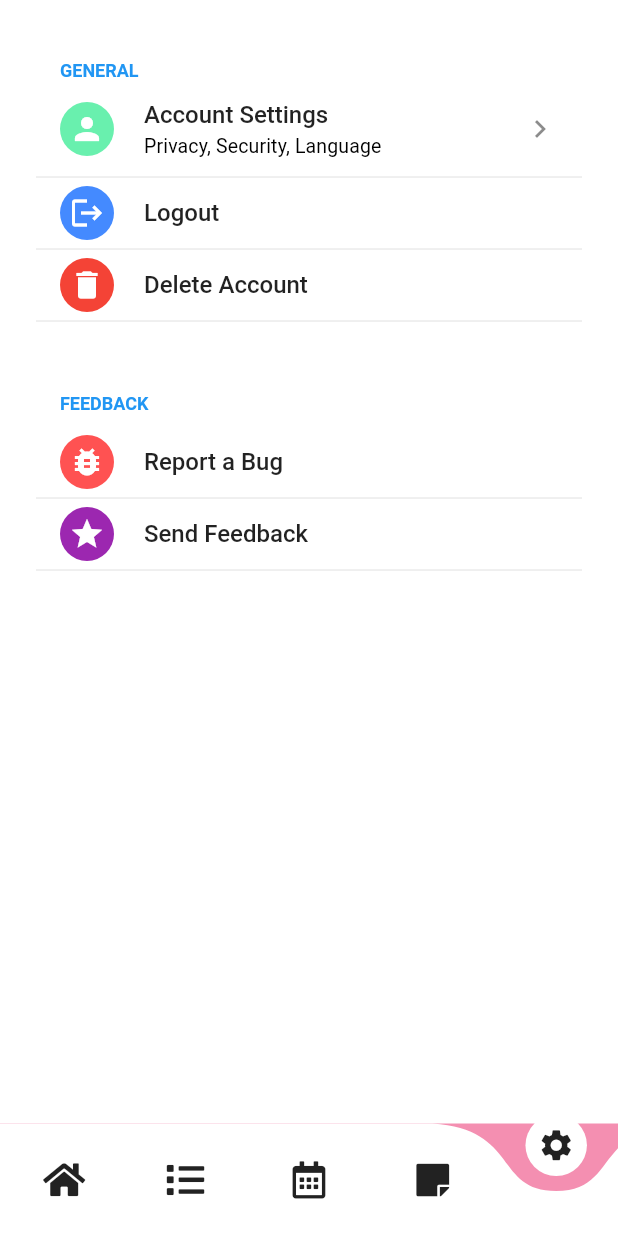
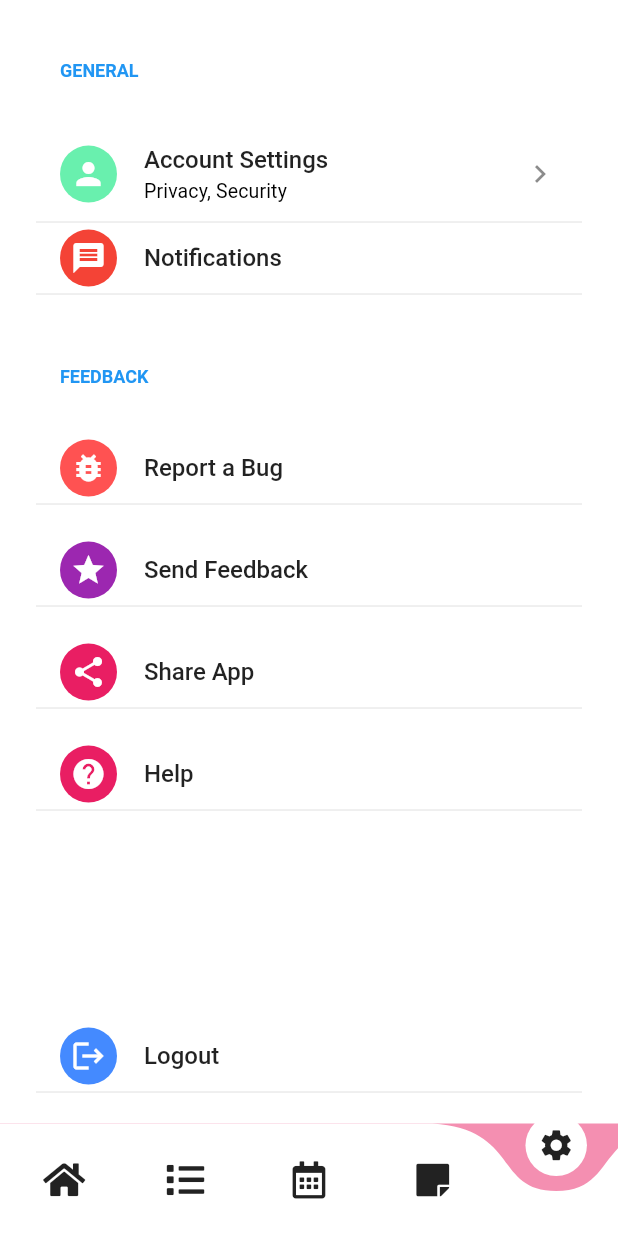
Before and after one commit to Akhil-ps-dev/p-tracker, a Flutter app: the screen it shows after launch, item 5 of the bottom bar chosen, on a phone screen of 412 x 824 dp. Run offline on Flutter 3.47's test engine with Material 2 defaults, Android fonts, the phone set to English and light mode, and no system bars; drawn by our look-alikes of curved_navigation_bar, flutter_settings_screens; our stand-ins replace font_awesome_flutter.

Commit message:
settings screen

```diff
--- a/lib/05_settings_file/01_account_page.dart
+++ b/lib/05_settings_file/01_account_page.dart
@@ -8,7 +8,7 @@ class AccountPage extends StatelessWidget {
   @override
   Widget build(BuildContext context) => SimpleSettingsTile(
         title: 'Account Settings',
-        subtitle: 'Privacy, Security, Language',
+        subtitle: 'Privacy, Security',
         leading: IconWidgets(
           icon: Icons.person,
           color: Colors.greenAccent,
--- a/lib/05_settings_file/01icon_widget.dart
+++ b/lib/05_settings_file/01icon_widget.dart
@@ -7,16 +7,17 @@ class IconWidgets extends StatelessWidget {
 
   const IconWidgets({Key key, this.icon, this.color}) : super(key: key);
 
+  @override
+  Widget build(BuildContext context) => Container(
 
-  @override
-  Widget build(BuildContext context) =>
-      Container(
-        padding: EdgeInsets.all(6),
+        padding: EdgeInsets.all(7),
         decoration: BoxDecoration(
           shape: BoxShape.circle,
           color: color,
         ),
-        child: Icon(icon, color: Colors.white,),
+        child: Icon(
+          icon,
+          color: Colors.white,
+        ),
       );
-
 }
--- a/lib/main_screen.dart
+++ b/lib/main_screen.dart
@@ -1,3 +1,4 @@
+//@dart=2.9
 import 'package:curved_navigation_bar/curved_navigation_bar.dart';
 import 'package:flutter/material.dart';
 import 'package:flutter_period/screens/02Info_screen.dart';
--- a/lib/screens/01home.dart
+++ b/lib/screens/01home.dart
@@ -1,11 +1,10 @@
+//@dart=2.9
 import 'package:flutter/material.dart';
 import 'package:flutter_period/screens/04note_screen.dart';
 import 'package:flutter_period/screens/05settings_screen.dart';
 import 'package:font_awesome_flutter/font_awesome_flutter.dart';
 
 class HomeScreen extends StatefulWidget {
-  HomeScreen({Key? key}) : super(key: key);
-
   @override
   _HomeScreenState createState() => _HomeScreenState();
 }
@@ -48,7 +47,6 @@ class _HomeScreenState extends State<HomeScreen> {
 }
 
 class BannerWidget extends StatelessWidget {
-  const BannerWidget({Key? key}) : super(key: key);
 
   @override
   Widget build(BuildContext context) {
--- a/lib/screens/05settings_screen.dart
+++ b/lib/screens/05settings_screen.dart
@@ -13,6 +13,7 @@ class SettingsPage extends StatefulWidget {
 class _SettingsPageState extends State<SettingsPage> {
   @override
   Widget build(BuildContext context) => Scaffold(
+
         body: SafeArea(
           child: ListView(
             padding: EdgeInsets.all(24),
@@ -20,19 +21,36 @@ class _SettingsPageState extends State<SettingsPage> {
               SettingsGroup(
                 title: 'General',
                 children: <Widget>[
+                  const SizedBox(
+                    height: 30,
+                  ),
                   AccountPage(),
                   // NotificationPage(),
-                  buildLogout(),
-                  buildDeleteAccount(),
+                  buildNotification(),
                 ],
               ),
               const SizedBox(height: 32),
               SettingsGroup(
                 title: "FeedBack",
                 children: <Widget>[
-                  const SizedBox(height: 8),
+                  const SizedBox(height: 30),
                   buildReportBug(context),
+                  const SizedBox(
+                    height: 20,
+                  ),
                   buildSendFeedback(context),
+                  const SizedBox(
+                    height: 20,
+                  ),
+                  buildShare(context),
+                  const SizedBox(
+                    height: 20,
+                  ),
+                  buildHelp(context),
+                  const SizedBox(
+                    height: 140,
+                  ),
+                  buildLogout(),
                 ],
               ),
             ],
@@ -40,18 +58,11 @@ class _SettingsPageState extends State<SettingsPage> {
         ),
       );
 
-  Widget buildLogout() => SimpleSettingsTile(
-        title: 'Logout',
-        subtitle: '',
-        leading: IconWidgets(icon: Icons.logout, color: Colors.blueAccent),
-    onTap: () {},
-      );
-
-  Widget buildDeleteAccount() => SimpleSettingsTile(
-        title: 'Delete Account',
+  Widget buildNotification() => SimpleSettingsTile(
+        title: 'Notifications',
         subtitle: '',
         leading: IconWidgets(
-          icon: Icons.delete,
+          icon: Icons.message,
           color: Colors.red,
         ),
         onTap: () {},
@@ -76,4 +87,31 @@ class _SettingsPageState extends State<SettingsPage> {
         ),
         onTap: () {},
       );
+
+  Widget buildShare(BuildContext context) => SimpleSettingsTile(
+        title: 'Share App',
+        subtitle: '',
+        leading: IconWidgets(
+          icon: Icons.share,
+          color: Colors.pink,
+        ),
+        onTap: () {},
+      );
+
+  Widget buildHelp(BuildContext context) => SimpleSettingsTile(
+        title: 'Help',
+        subtitle: '',
+        leading: IconWidgets(
+          icon: Icons.help,
+          color: Colors.pink,
+        ),
+        onTap: () {},
+      );
+
+  Widget buildLogout() => SimpleSettingsTile(
+        title: 'Logout',
+        subtitle: '',
+        leading: IconWidgets(icon: Icons.logout, color: Colors.blueAccent),
+        onTap: () {},
+      );
 }
```
Also changed, not shown: 6 other files. Lines whose indentation alone changed are shown as unchanged.
